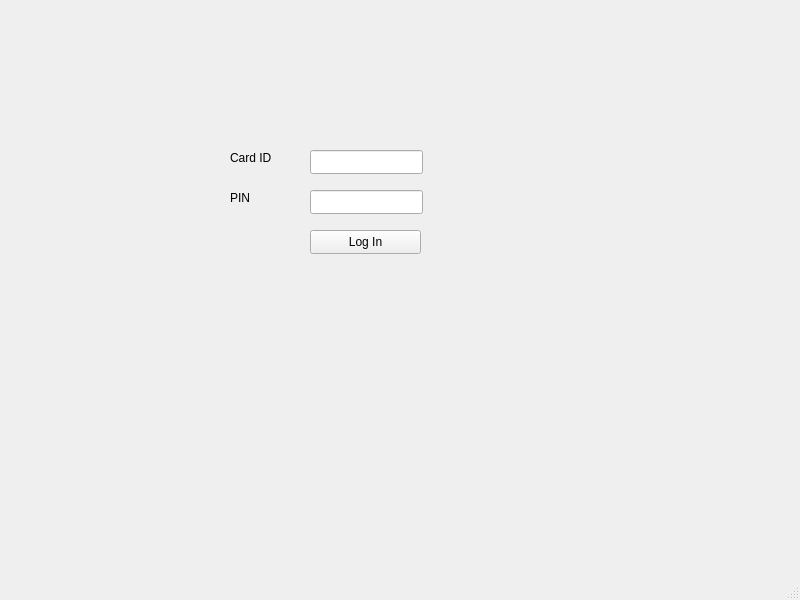
Above: frontend/PINInterface/PINTestEXE/mainwindow.ui from JnsRdnp/ATM-Simulator before the change. Below: the same form after it.
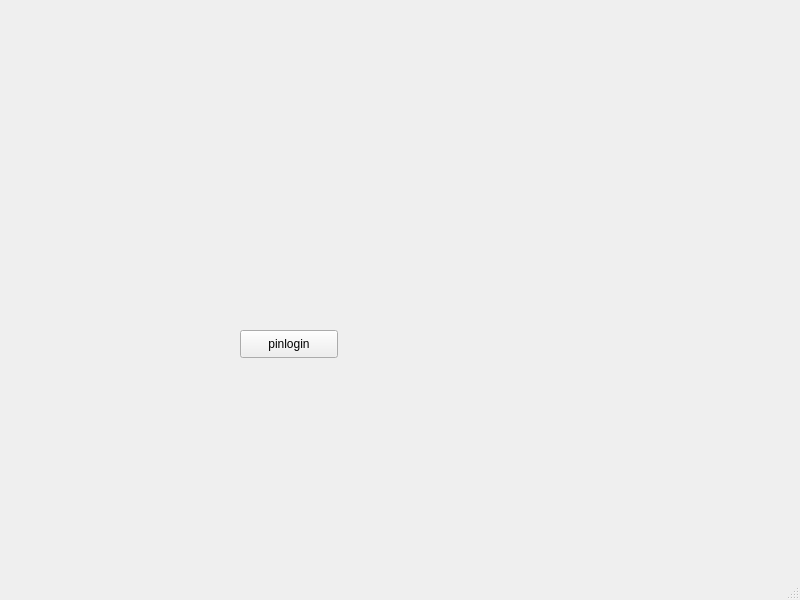
That is the form after the change.

What changed in the file:
```diff
--- a/frontend/PINInterface/PINTestEXE/mainwindow.ui
+++ b/frontend/PINInterface/PINTestEXE/mainwindow.ui
@@ -17,60 +17,14 @@
    <widget class="QPushButton" name="pushButton">
     <property name="geometry">
      <rect>
-      <x>310</x>
-      <y>230</y>
-      <width>111</width>
-      <height>24</height>
+      <x>240</x>
+      <y>330</y>
+      <width>98</width>
+      <height>28</height>
      </rect>
     </property>
     <property name="text">
-     <string>Log In</string>
-    </property>
-   </widget>
-   <widget class="QLineEdit" name="textCard">
-    <property name="geometry">
-     <rect>
-      <x>310</x>
-      <y>150</y>
-      <width>113</width>
-      <height>24</height>
-     </rect>
-    </property>
-   </widget>
-   <widget class="QLineEdit" name="textPin">
-    <property name="geometry">
-     <rect>
-      <x>310</x>
-      <y>190</y>
-      <width>113</width>
-      <height>24</height>
-     </rect>
-    </property>
-   </widget>
-   <widget class="QLabel" name="label">
-    <property name="geometry">
-     <rect>
-      <x>230</x>
-      <y>150</y>
-      <width>71</width>
-      <height>16</height>
-     </rect>
-    </property>
-    <property name="text">
-     <string>Card ID</string>
-    </property>
-   </widget>
-   <widget class="QLabel" name="label_2">
-    <property name="geometry">
-     <rect>
-      <x>230</x>
-      <y>190</y>
-      <width>49</width>
-      <height>16</height>
-     </rect>
-    </property>
-    <property name="text">
-     <string>PIN</string>
+     <string>pinlogin</string>
     </property>
    </widget>
   </widget>
```
Left out of the diff: 4 changed lines with no effect on the pictures.
